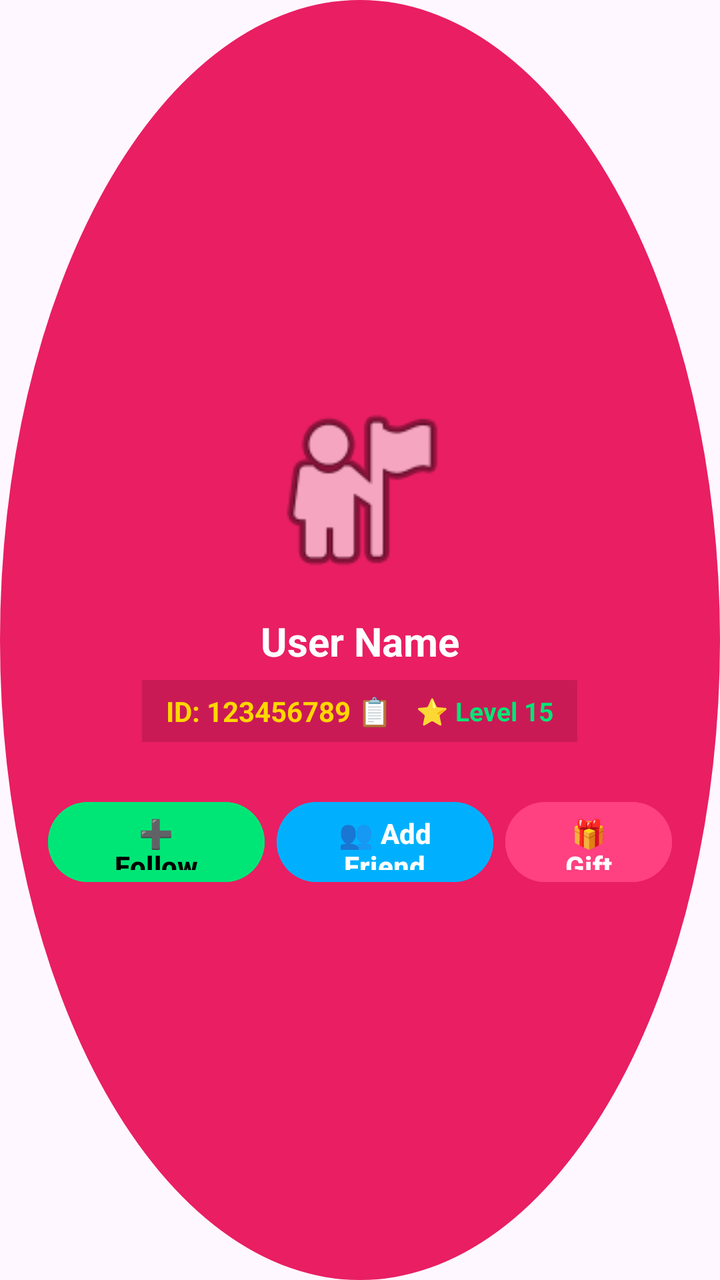
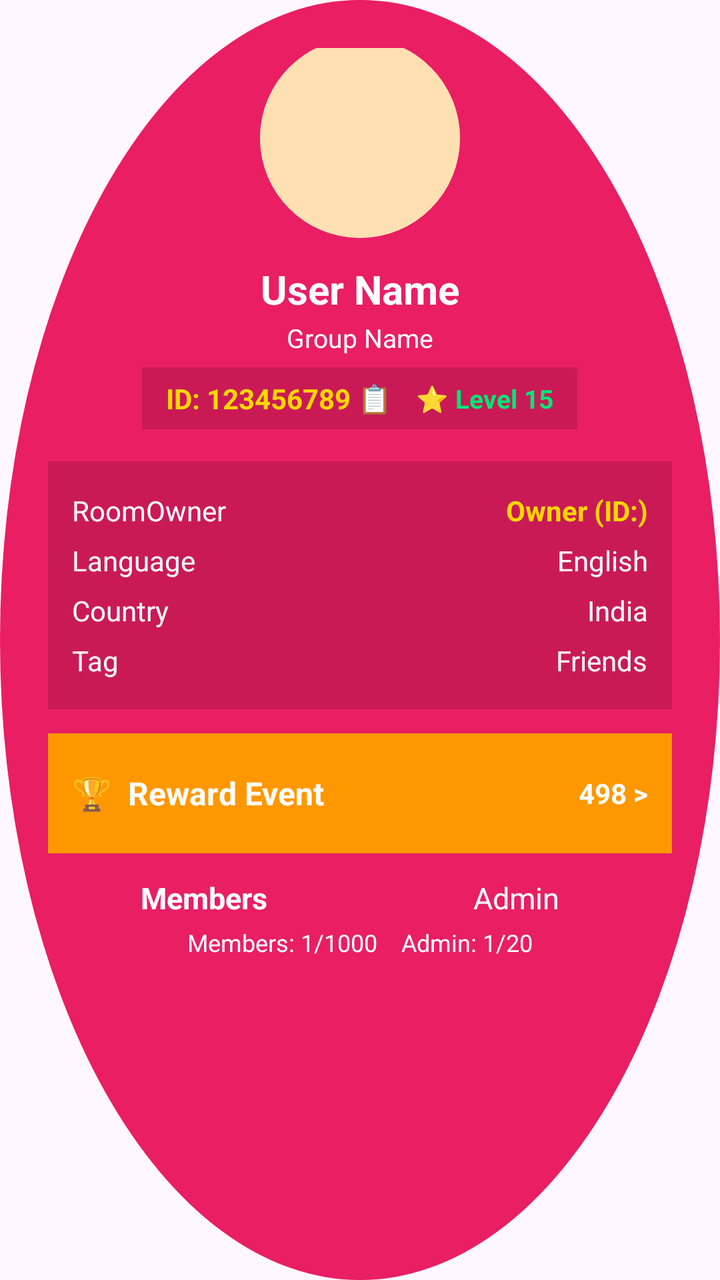

Screens rendered from an Android XML layout before and after an edit, with the pre-edit source and the edit as a unified diff.
<!-- AndroidManifest.xml: application theme Theme.SRVoiceChat -->
<!-- res/layout/dialog_user_profile.xml -->
<?xml version="1.0" encoding="utf-8"?>
<LinearLayout xmlns:android="http://schemas.android.com/apk/res/android"
    android:layout_width="match_parent"
    android:layout_height="wrap_content"
    android:orientation="vertical"
    android:background="@drawable/bg_plus_btn" 
    android:padding="24dp"
    android:gravity="center"
    android:layout_gravity="center">

    
    <ImageView
        android:id="@+id/imgUserProfile"
        android:layout_width="100dp"
        android:layout_height="100dp"
        android:scaleType="centerCrop"
        android:src="@android:drawable/ic_menu_myplaces"
        android:layout_marginBottom="12dp"/>

    
    <TextView
        android:id="@+id/txtUserName"
        android:layout_width="wrap_content"
        android:layout_height="wrap_content"
        android:text="User Name"
        android:textColor="#FFFFFF"
        android:textSize="20sp"
        android:textStyle="bold" />

    
    <LinearLayout
        android:layout_width="wrap_content"
        android:layout_height="wrap_content"
        android:orientation="horizontal"
        android:gravity="center"
        android:layout_marginTop="6dp"
        android:layout_marginBottom="16dp"
        android:background="#22000000"
        android:paddingHorizontal="12dp"
        android:paddingVertical="6dp">

        <TextView
            android:id="@+id/txtUserId"
            android:layout_width="wrap_content"
            android:layout_height="wrap_content"
            android:text="ID: 123456789 📋"
            android:textColor="#FFD700"
            android:textSize="14sp"
            android:textStyle="bold"
            android:layout_marginEnd="12dp"
            android:clickable="true"
            android:focusable="true"/>

        <TextView
            android:id="@+id/txtUserLevel"
            android:layout_width="wrap_content"
            android:layout_height="wrap_content"
            android:text="⭐ Level 15"
            android:textColor="#00E676"
            android:textSize="13sp"
            android:textStyle="bold"/>
    </LinearLayout>

    
    <LinearLayout
        android:layout_width="match_parent"
        android:layout_height="wrap_content"
        android:orientation="horizontal"
        android:gravity="center"
        android:layout_marginTop="10dp">

        
        <Button
            android:id="@+id/btnFollow"
            android:layout_width="0dp"
            android:layout_height="48dp"
            android:layout_weight="1.3"
            android:text="➕ Follow"
            android:textColor="#000000"
            android:textStyle="bold"
            android:backgroundTint="#00E676"
            android:layout_marginEnd="6dp"/>

        
        <Button
            android:id="@+id/btnAddFriend"
            android:layout_width="0dp"
            android:layout_height="48dp"
            android:layout_weight="1.3"
            android:text="👥 Add Friend"
            android:textColor="#FFFFFF"
            android:textStyle="bold"
            android:backgroundTint="#00B0FF"
            android:layout_marginEnd="6dp"/>

        
        <Button
            android:id="@+id/btnGift"
            android:layout_width="0dp"
            android:layout_height="48dp"
            android:layout_weight="1"
            android:text="🎁 Gift"
            android:textColor="#FFFFFF"
            android:textStyle="bold"
            android:backgroundTint="#FF4081"/>

    </LinearLayout>

</LinearLayout>
<!-- resources referenced by this layout -->
<resources>
  <!-- drawable bg_plus_btn (drawable) -->
  <?xml version="1.0" encoding="utf-8"?>
  <shape xmlns:android="http://schemas.android.com/apk/res/android" android:shape="oval">
      <solid android:color="#E91E63"/>
  </shape>
  <style name="Theme.SRVoiceChat" parent="Theme.Material3.DayNight.NoActionBar">
          <item name="colorPrimary">#FF4081</item>
          <item name="android:statusBarColor">#FF4081</item>
          <item name="android:windowLightStatusBar">true</item>
      </style>
</resources>

<!-- the commit's change to res/layout/dialog_user_profile.xml (unified diff, before → after) -->
@@ -1,5 +1,6 @@
 <?xml version="1.0" encoding="utf-8"?>
 <LinearLayout xmlns:android="http://schemas.android.com/apk/res/android"
+    xmlns:app="http://schemas.android.com/apk/res-auto"
     android:layout_width="match_parent"
     android:layout_height="wrap_content"
     android:orientation="vertical"
@@ -9,13 +10,20 @@
     android:layout_gravity="center">
 
     
-    <ImageView
-        android:id="@+id/imgUserProfile"
+    
+    <androidx.cardview.widget.CardView
         android:layout_width="100dp"
         android:layout_height="100dp"
-        android:scaleType="centerCrop"
-        android:src="@android:drawable/ic_menu_myplaces"
-        android:layout_marginBottom="12dp"/>
+        app:cardCornerRadius="50dp"
+        app:cardElevation="0dp"
+        android:layout_marginBottom="12dp">
+        <ImageView
+            android:id="@+id/imgUserProfile"
+            android:layout_width="match_parent"
+            android:layout_height="match_parent"
+            android:scaleType="centerCrop"
+            android:background="#FFE0B2" />
+    </androidx.cardview.widget.CardView>
 
     
     <TextView
@@ -26,6 +34,16 @@
         android:textColor="#FFFFFF"
         android:textSize="20sp"
         android:textStyle="bold" />
+
+    
+    <TextView
+        android:id="@+id/txtGroupName"
+        android:layout_width="wrap_content"
+        android:layout_height="wrap_content"
+        android:text="Group Name"
+        android:textColor="#FFFFFF"
+        android:textSize="13sp"
+        android:layout_marginTop="2dp" />
 
     
     <LinearLayout
@@ -63,6 +81,120 @@
 
     
     <LinearLayout
+        android:id="@+id/layoutHeaderInfo"
+        android:layout_width="match_parent"
+        android:layout_height="wrap_content"
+        android:orientation="vertical"
+        android:background="#22000000"
+        android:padding="12dp">
+
+        <LinearLayout android:layout_width="match_parent" android:layout_height="wrap_content" android:orientation="horizontal" android:paddingTop="3dp" android:paddingBottom="3dp">
+            <TextView android:layout_width="0dp" android:layout_height="wrap_content" android:layout_weight="1" android:text="RoomOwner" android:textColor="#FFFFFF" android:textSize="14sp" />
+            <TextView android:id="@+id/txtRoomOwner" android:layout_width="wrap_content" android:layout_height="wrap_content" android:text="Owner (ID:)" android:textColor="#FFD700" android:textSize="14sp" android:textStyle="bold" />
+        </LinearLayout>
+
+        <LinearLayout android:layout_width="match_parent" android:layout_height="wrap_content" android:orientation="horizontal" android:paddingTop="3dp" android:paddingBottom="3dp">
+            <TextView android:layout_width="0dp" android:layout_height="wrap_content" android:layout_weight="1" android:text="Language" android:textColor="#FFFFFF" android:textSize="14sp" />
+            <TextView android:id="@+id/txtHeaderLanguage" android:layout_width="wrap_content" android:layout_height="wrap_content" android:text="English" android:textColor="#FFFFFF" android:textSize="14sp" />
+        </LinearLayout>
+
+        <LinearLayout android:layout_width="match_parent" android:layout_height="wrap_content" android:orientation="horizontal" android:paddingTop="3dp" android:paddingBottom="3dp">
+            <TextView android:layout_width="0dp" android:layout_height="wrap_content" android:layout_weight="1" android:text="Country" android:textColor="#FFFFFF" android:textSize="14sp" />
+            <TextView android:id="@+id/txtHeaderCountry" android:layout_width="wrap_content" android:layout_height="wrap_content" android:text="India" android:textColor="#FFFFFF" android:textSize="14sp" />
+        </LinearLayout>
+
+        <LinearLayout android:layout_width="match_parent" android:layout_height="wrap_content" android:orientation="horizontal" android:paddingTop="3dp" android:paddingBottom="3dp">
+            <TextView android:layout_width="0dp" android:layout_height="wrap_content" android:layout_weight="1" android:text="Tag" android:textColor="#FFFFFF" android:textSize="14sp" />
+            <TextView android:id="@+id/txtHeaderTag" android:layout_width="wrap_content" android:layout_height="wrap_content" android:text="Friends" android:textColor="#FFFFFF" android:textSize="14sp" />
+        </LinearLayout>
+    </LinearLayout>
+
+    
+    <LinearLayout
+        android:id="@+id/layoutRewardBanner"
+        android:layout_width="match_parent"
+        android:layout_height="60dp"
+        android:orientation="horizontal"
+        android:gravity="center_vertical"
+        android:background="#FF9800"
+        android:padding="12dp"
+        android:layout_marginTop="12dp">
+
+        <TextView
+            android:layout_width="0dp"
+            android:layout_height="wrap_content"
+            android:layout_weight="1"
+            android:text="🏆  Reward Event"
+            android:textColor="#FFFFFF"
+            android:textSize="16sp"
+            android:textStyle="bold" />
+
+        <TextView
+            android:id="@+id/txtRewardValue"
+            android:layout_width="wrap_content"
+            android:layout_height="wrap_content"
+            android:text="498 >"
+            android:textColor="#FFFFFF"
+            android:textSize="14sp"
+            android:textStyle="bold" />
+    </LinearLayout>
+
+    
+    <LinearLayout
+        android:id="@+id/layoutMembersSection"
+        android:layout_width="match_parent"
+        android:layout_height="wrap_content"
+        android:orientation="vertical"
+        android:paddingTop="12dp">
+
+        <LinearLayout
+            android:layout_width="match_parent"
+            android:layout_height="wrap_content"
+            android:orientation="horizontal"
+            android:gravity="center_vertical">
+
+            <TextView
+                android:id="@+id/txtMembersTab"
+                android:layout_width="0dp"
+                android:layout_height="wrap_content"
+                android:layout_weight="1"
+                android:text="Members"
+                android:textSize="15sp"
+                android:textStyle="bold"
+                android:textColor="#FFFFFF"
+                android:gravity="center" />
+
+            <TextView
+                android:id="@+id/txtAdminTab"
+                android:layout_width="0dp"
+                android:layout_height="wrap_content"
+                android:layout_weight="1"
+                android:text="Admin"
+                android:textSize="15sp"
+                android:textColor="#FFFFFF"
+                android:gravity="center" />
+        </LinearLayout>
+
+        <TextView
+            android:id="@+id/txtMembersCount"
+            android:layout_width="match_parent"
+            android:layout_height="wrap_content"
+            android:text="Members: 1/1000    Admin: 1/20"
+            android:textColor="#FFFFFF"
+            android:textSize="12sp"
+            android:gravity="center"
+            android:paddingTop="4dp" />
+
+        <androidx.recyclerview.widget.RecyclerView
+            android:id="@+id/rvHeaderMembersList"
+            android:layout_width="match_parent"
+            android:layout_height="180dp"
+            android:layout_marginTop="8dp" />
+    </LinearLayout>
+
+    
+    
+    <LinearLayout
         android:layout_width="match_parent"
         android:layout_height="wrap_content"
         android:orientation="horizontal"
